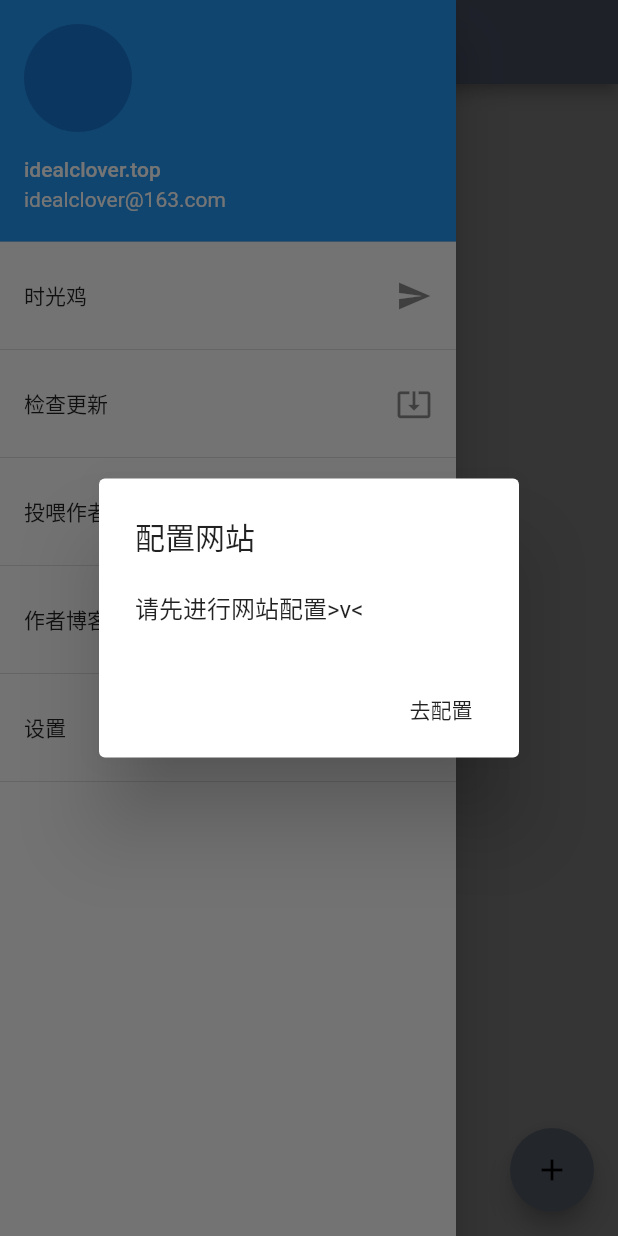
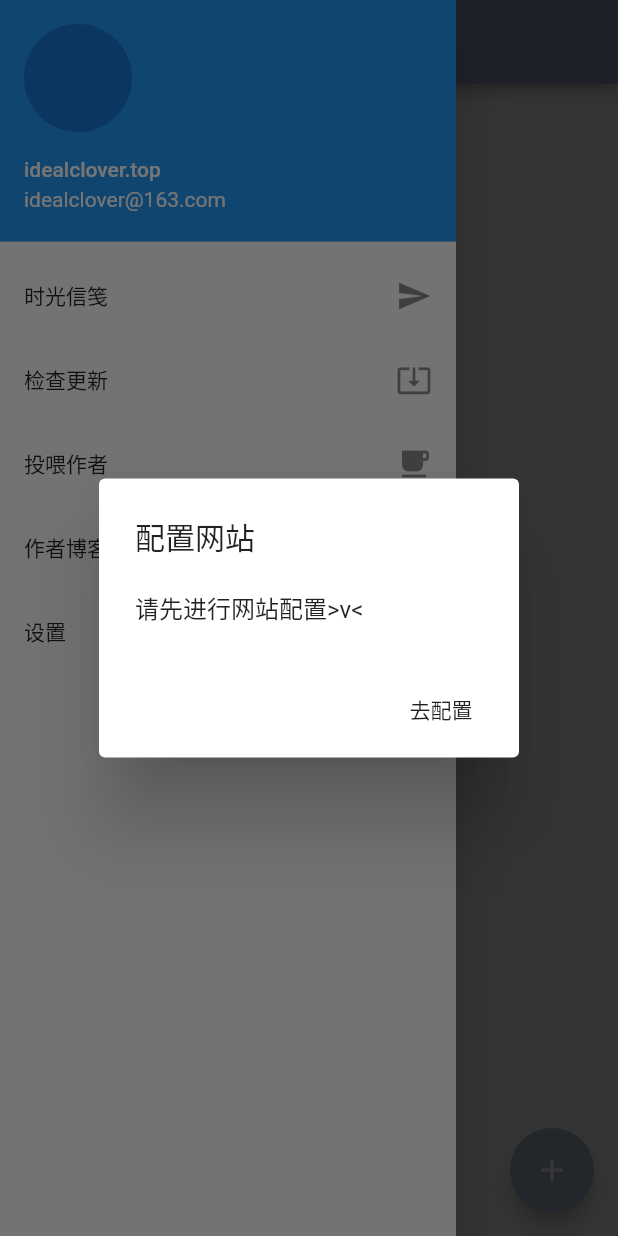
Before and after one commit to idealclover/MomentLetter, a Flutter app: the screen it shows after launch, with the side drawer open, on a phone screen of 412 x 824 dp. Run offline on Flutter 3.47's test engine with Material 2 defaults, Android fonts, the phone set to English and light mode, and no system bars; our stand-ins replace convert, dio, flutter_markdown, fluttertoast, shared_preferences; missing offline and left inert: notus, xml_rpc, zefyr; network calls fail.

Commit message:
:sparkles: update

```diff
--- a/lib/Components/DrawerComponent.dart
+++ b/lib/Components/DrawerComponent.dart
@@ -83,14 +83,13 @@ class _DrawerComponentState extends State<DrawerComponent> {
             }),
       ),
       ListTile(
-          title: Text('时光鸡'),
+          title: Text('时光信笺'),
           trailing: Icon(Icons.send),
           onTap: () {
-            Navigator.of(context).pop();
             Navigator.of(context).push(MaterialPageRoute(
                 builder: (BuildContext context) => SendCrossPage()));
+            Navigator.of(context).pop();
           }),
-      Divider(),
       ListTile(
           title: Text('检查更新'),
           trailing: Icon(Icons.system_update_alt),
@@ -125,7 +124,6 @@ class _DrawerComponentState extends State<DrawerComponent> {
 //              }
 //            });
           }),
-      Divider(),
       ListTile(
           title: Text('投喂作者'),
           trailing: Icon(Icons.free_breakfast),
@@ -139,7 +137,6 @@ class _DrawerComponentState extends State<DrawerComponent> {
                   .showSnackBar(SnackBar(content: Text("调用支付宝失败")));
             }
           }),
-      Divider(),
       ListTile(
           title: Text('作者博客'),
           trailing: Icon(Icons.computer),
@@ -152,7 +149,6 @@ class _DrawerComponentState extends State<DrawerComponent> {
                   .showSnackBar(SnackBar(content: Text("打开链接失败")));
             }
           }),
-      Divider(),
       ListTile(
           title: Text('设置'),
           trailing: Icon(Icons.settings),
@@ -161,7 +157,6 @@ class _DrawerComponentState extends State<DrawerComponent> {
             Navigator.of(context).push(MaterialPageRoute(
                 builder: (BuildContext context) => SettingPage()));
           }),
-      Divider(),
     ]);
   }
 }
--- /dev/null
+++ b/lib/l10n/intl_en.arb
@@ -0,0 +1,7 @@
+{
+  "app_name": "时光信笺",
+
+  "edit_title": "写信",
+  "save_button": "保存",
+  "send_button": "投递"
+}
--- a/lib/main.dart
+++ b/lib/main.dart
@@ -1,3 +1,5 @@
+import 'generated/l10n.dart';
+import 'package:flutter_localizations/flutter_localizations.dart';
 import 'package:flutter/material.dart';
 import './pages/SendCrossPage.dart';
 
@@ -8,7 +10,12 @@ class MyApp extends StatelessWidget {
   @override
   Widget build(BuildContext context) {
     return MaterialApp(
-      title: '时光信笺',
+      onGenerateTitle: (BuildContext context) => S.of(context).app_name,
+      localizationsDelegates: const [
+        S.delegate,
+        GlobalMaterialLocalizations.delegate,
+        GlobalWidgetsLocalizations.delegate
+      ],
       theme: ThemeData(
           primaryColor: Color(0xFF919FC5),
           accentColor: Color(0xFFA6B4CA),
--- a/lib/pages/SendCrossPage.dart
+++ b/lib/pages/SendCrossPage.dart
@@ -1,3 +1,4 @@
+import '../generated/l10n.dart';
 import 'package:flutter/material.dart';
 import 'package:shared_preferences/shared_preferences.dart';
 import 'package:fluttertoast/fluttertoast.dart';
@@ -10,8 +11,6 @@ import './EditPage.dart';
 
 class SendCrossPage extends StatefulWidget {
   SendCrossPage() : super();
-
-  final String title = 'Moment Machine';
 
   @override
   _SendCrossPageState createState() => _SendCrossPageState();
@@ -167,7 +166,7 @@ class _SendCrossPageState extends State<SendCrossPage> {
           toastLength: Toast.LENGTH_SHORT,
           gravity: ToastGravity.BOTTOM,
           timeInSecForIos: 1,
-          backgroundColor: Colors.indigo,
+          backgroundColor: Theme.of(context).primaryColor,
           textColor: Colors.white,
           fontSize: 16.0);
     } else {
@@ -176,7 +175,7 @@ class _SendCrossPageState extends State<SendCrossPage> {
           toastLength: Toast.LENGTH_SHORT,
           gravity: ToastGravity.BOTTOM,
           timeInSecForIos: 1,
-          backgroundColor: Colors.indigo,
+          backgroundColor: Theme.of(context).primaryColor,
           textColor: Colors.white,
           fontSize: 16.0);
     }
@@ -196,7 +195,7 @@ class _SendCrossPageState extends State<SendCrossPage> {
   Widget build(BuildContext context) {
     return Scaffold(
         appBar: AppBar(
-          title: Text(widget.title),
+          title: Text(S.of(context).app_name),
         ),
         drawer: Drawer(
           child: DrawerComponent(),
@@ -265,7 +264,7 @@ class _SendCrossPageState extends State<SendCrossPage> {
           onPressed: () => Navigator.of(context).push(
               MaterialPageRoute(builder: (BuildContext context) => EditPage())),
           tooltip: 'Increment',
-          child: new Icon(Icons.add),
+          child: new Icon(Icons.add, color: Colors.white),
         ));
   }
 }
```
Also changed, not shown: lib/pages/EditPage.dart (+35 -59 lines), lib/pages/SettingPage.dart (+57 -23 lines), pubspec.yaml (+4 -6 lines), lib/generated/intl/messages_all.dart (added), lib/generated/intl/messages_en.dart (added), lib/generated/l10n.dart (added), pubspec.lock, 11 other files.
